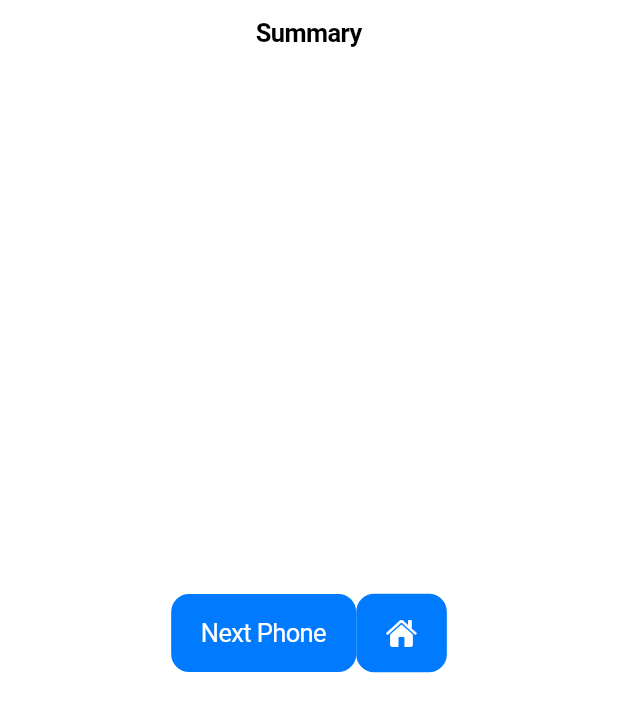
After one commit to ChongWeiJie29/james2024, a Flutter app: the SummaryPage screen opened directly, on a phone screen of 412 x 824 dp. The commit adds this screen. Shown: the top 712 px of the screen. Run offline on Flutter 3.47's test engine with Material 3 defaults, Android fonts, the phone set to English and light mode, and no system bars; our stand-ins replace camera.

Commit message:
implement boilerplate summary page and modify page routing

```diff
--- /dev/null
+++ b/lib/pages/commons/common_widgets.dart
@@ -0,0 +1 @@
+import 'package:flutter/cupertino.dart';
--- a/lib/pages/scan/scan_camera_top_bar/scan_back_button.dart
+++ b/lib/pages/scan/scan_camera_top_bar/scan_back_button.dart
@@ -9,13 +9,11 @@ class ScanBackButton extends StatelessWidget {
       width: 80,
       child: CupertinoButton(
         padding: EdgeInsets.zero,
-        onPressed: () {
-          Navigator.pop(context);
-        },
+        onPressed: () => Navigator.pop(context),
         child: const Row(
           children: <Widget>[
             Icon(CupertinoIcons.back),
-            Text('Home'),
+            Text('Back'),
           ],
         ),
       ),
--- /dev/null
+++ b/lib/pages/summary/summary.dart
@@ -0,0 +1,51 @@
+import 'package:flutter/cupertino.dart';
+import 'package:james2024/pages/home/home.dart';
+import 'package:james2024/pages/scan/scan.dart';
+
+class SummaryPage extends StatelessWidget {
+  const SummaryPage({super.key});
+
+  @override
+  Widget build(BuildContext context) {
+    return PopScope(
+      canPop: false,
+      child: CupertinoPageScaffold(
+        navigationBar: const CupertinoNavigationBar(
+          automaticallyImplyLeading: false,
+          middle: Text("Summary"),
+        ),
+        child: Column(
+          mainAxisAlignment: MainAxisAlignment.center,
+          children: <Widget>[
+            const Text(
+              "Summary Page",
+              style: TextStyle(color: CupertinoColors.white),
+            ),
+            Row(
+              mainAxisAlignment: MainAxisAlignment.center,
+              children: <Widget>[
+                CupertinoButton.filled(
+                  onPressed: () => Navigator.push(
+                    context,
+                    CupertinoPageRoute(
+                      builder: (context) => const ScanningPage()
+                    ),
+                  ),
+                  child: const Text("Next Phone"),
+                ),
+                CupertinoButton.filled(
+                  onPressed: () => Navigator.pushAndRemoveUntil(
+                    context,
+                    CupertinoPageRoute(builder: (context) => const HomePage()),
+                    (r) => false
+                  ),
+                  child: const Icon(CupertinoIcons.house_fill),
+                ),
+              ],
+            ),
+          ],
+        ),
+      ),
+    );
+  }
+}
```
Also changed, not shown: lib/pages/home/home.dart (+6 -3 lines), lib/pages/home/home_top_bar.dart (+31 -8 lines).
